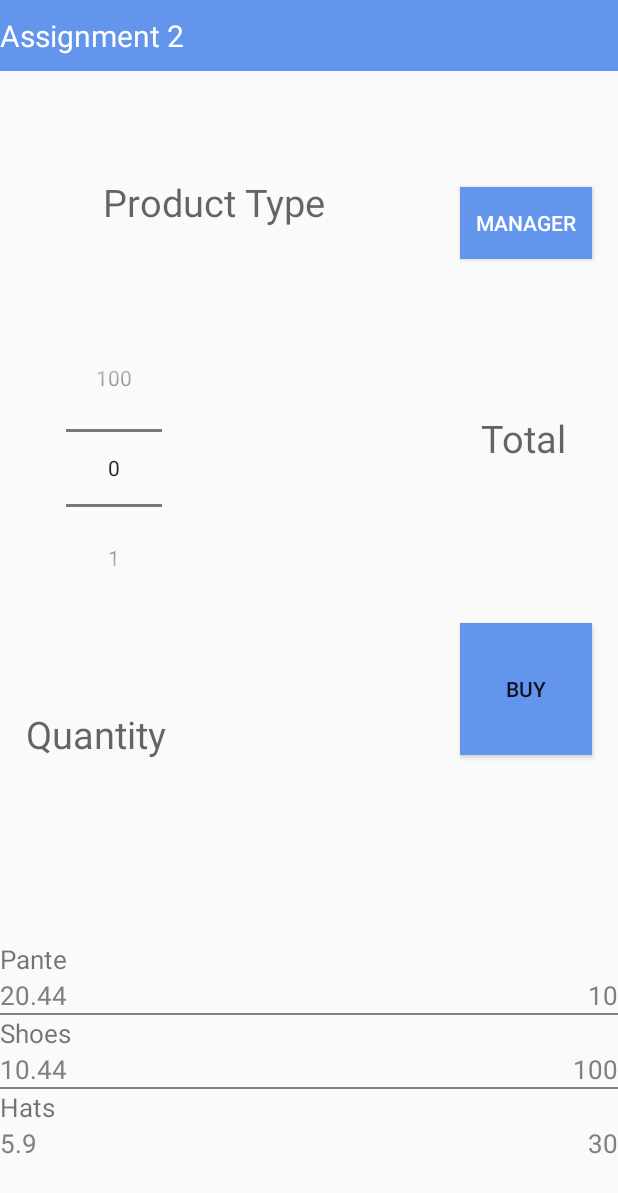
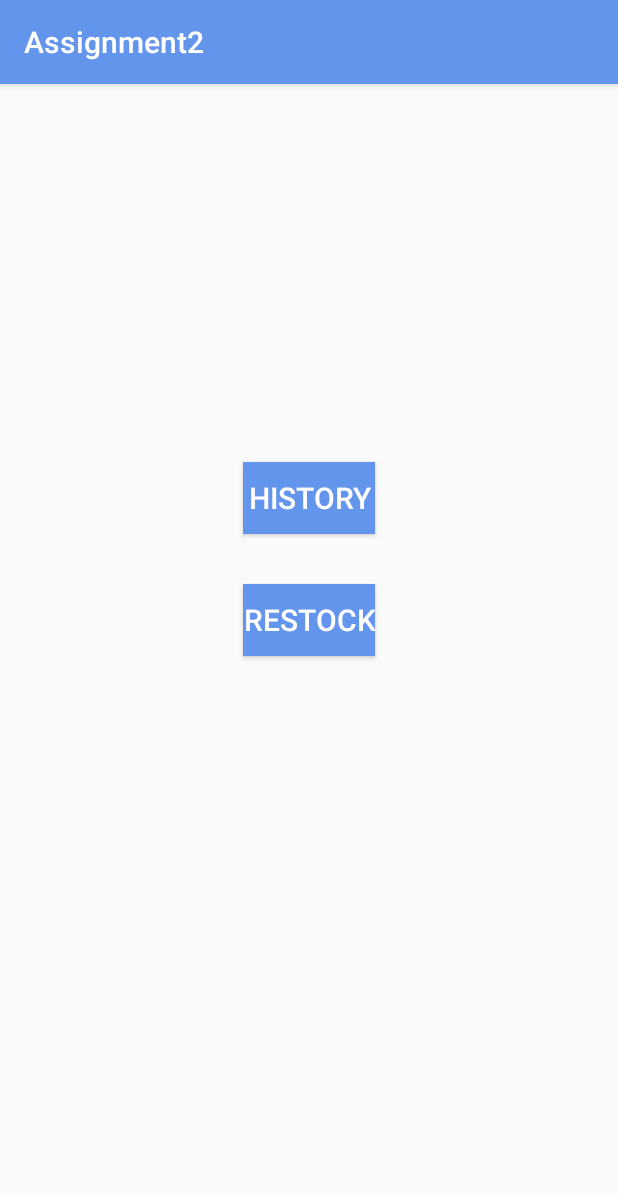
Before and after one commit to Tim0206C/mapA2, an Android app: the screen it shows after launch (MainActivity before the commit, Manager after it), after a tap on "MANAGER", on a phone screen of 412 x 824 dp. Shown: the top 1193 px of the screen. Run offline under Robolectric (Android 15) with nearby library versions, the phone set to English and light mode, and no system bars.

```diff
--- a/app/src/main/java/com/example/assignment2/MainActivity.java
+++ b/app/src/main/java/com/example/assignment2/MainActivity.java
@@ -3,10 +3,10 @@ package com.example.assignment2;
 import androidx.appcompat.app.AlertDialog;
 import androidx.appcompat.app.AppCompatActivity;
 
+import android.annotation.SuppressLint;
+import android.content.Intent;
 import android.os.Bundle;
-import android.util.Log;
 import android.view.View;
-import android.widget.AdapterView;
 import android.widget.Button;
 import android.widget.ListView;
 import android.widget.NumberPicker;
@@ -27,6 +27,8 @@ public class MainActivity extends AppCompatActivity implements View.OnClickListe
     Product selected;
     HistoryManager historyManager;
     ProductsManager productsManager;
+
+    ProductListAdapter adapter;
 
     Button manager;
     Button buy;
@@ -73,7 +75,7 @@ public class MainActivity extends AppCompatActivity implements View.OnClickListe
         productAdapterList = findViewById(R.id.productList);
          products = productsManager.products;
 
-        ProductListAdapter adapter = new ProductListAdapter(products,this);
+        adapter = new ProductListAdapter(products,this);
         productAdapterList.setAdapter(adapter);
         productAdapterList.setOnItemClickListener((adapterView, view, position, l) -> {
             selected = (Product) adapterView.getItemAtPosition(position);
@@ -81,13 +83,13 @@ public class MainActivity extends AppCompatActivity implements View.OnClickListe
 
             //check the quantity is selected or not
             if(quantity.getText().toString().matches("^[0-9]$|^[1-9][0-9]$|^(100)$")){
-                Log.d("ssss","SSs"+quantity.getText().toString());
+
                 double amount =Double.parseDouble(String.valueOf((float)(selected.getPrice() *Integer.parseInt(quantity.getText().toString())))) ;
                 //double amount =selected.getPrice() *Integer.parseInt(quantity.getText().toString());
                 total.setText(String.valueOf(amount));
                 ready = true;
             }else{
-                total.setText(String.valueOf("0"));
+                total.setText("0");
             }
             productType.setText(name);
 
@@ -95,12 +97,15 @@ public class MainActivity extends AppCompatActivity implements View.OnClickListe
     }
 
 
+    @SuppressLint("SetTextI18n")
     @Override
     public void onClick(View view) {
         int id = view.getId();
         switch (id){
             case R.id.manager:
-                //do manager
+                //open the manager activity
+                Intent intent =new Intent(this,Manager.class);
+                startActivity(intent);
                 break;
             case R.id.buy:
                 if(ready){
@@ -117,10 +122,14 @@ public class MainActivity extends AppCompatActivity implements View.OnClickListe
                     builder.show();
 
                     //reset the product adapter to show the quantity
-                    ProductListAdapter adapter = new ProductListAdapter(productsManager.products,this);
-                    productAdapterList.setAdapter(adapter);
+                    adapter.notifyDataSetChanged();
 
-                    ((MyApp)getApplication()).selectedProduct = new Product();
+                    //((MyApp)getApplication()).selectedProduct = new Product();
+                    //reset the data to next purchase
+                    selected = new Product();
+                    ready = false;
+                    productType.setText("Product Type");
+                    quantity.setText("Total");
 
                 }else{
                     Toast.makeText(this,"All fields are required!!!", Toast.LENGTH_LONG).show();
--- /dev/null
+++ b/app/src/main/java/com/example/assignment2/Manager.java
@@ -0,0 +1,42 @@
+package com.example.assignment2;
+
+import androidx.appcompat.app.AppCompatActivity;
+
+import android.content.Intent;
+import android.os.Bundle;
+import android.view.View;
+import android.widget.Button;
+
+public class Manager extends AppCompatActivity implements View.OnClickListener {
+Button historyBtn;
+Button restockBtn;
+
+    @Override
+    protected void onCreate(Bundle savedInstanceState) {
+        super.onCreate(savedInstanceState);
+        setContentView(R.layout.activity_manager);
+
+        historyBtn = findViewById(R.id.historyBtn);
+        historyBtn.setOnClickListener(this);
+        restockBtn=findViewById(R.id.restockBtn);
+        restockBtn.setOnClickListener(this);
+
+    }
+
+    @Override
+    public void onClick(View view) {
+        int id = view.getId();
+        Intent intent;
+        switch (id){
+            case R.id.historyBtn:
+                //open the History activity
+                intent =new Intent(this,History.class);
+                startActivity(intent);
+                break;
+            case R.id.restockBtn:
+                intent =new Intent(this,Restock.class);
+                startActivity(intent);
+                break;
+        }
+    }
+}
--- a/app/src/main/res/layout/activity_main.xml
+++ b/app/src/main/res/layout/activity_main.xml
@@ -6,21 +6,6 @@
     android:layout_width="match_parent"
     android:layout_height="match_parent"
     tools:context=".MainActivity">
-
-    <TextView
-        android:layout_width="0dp"
-        android:layout_height="wrap_content"
-        android:text="@string/assignment_2"
-        app:layout_constraintHorizontal_bias="0.0"
-        app:layout_constraintLeft_toLeftOf="parent"
-        app:layout_constraintRight_toRightOf="parent"
-        app:layout_constraintTop_toTopOf="parent"
-        android:background="@color/CornflowerBlue"
-        android:textColor="@color/white"
-        android:textSize="20sp"
-        android:paddingTop="10dp"
-        android:paddingBottom="10dp"
-        android:id="@+id/title"/>
 
     <androidx.constraintlayout.widget.Guideline
         android:id="@+id/guideline2"
@@ -46,7 +31,7 @@
         app:layout_constraintEnd_toStartOf="@+id/guideline3"
         app:layout_constraintHorizontal_bias="0.492"
         app:layout_constraintStart_toStartOf="parent"
-        app:layout_constraintTop_toBottomOf="@+id/title"
+        app:layout_constraintTop_toTopOf="parent"
         app:layout_constraintVertical_bias="0.13999999" />
 
     <Button
@@ -55,7 +40,7 @@
         app:layout_constraintBottom_toTopOf="@id/guideline2"
         app:layout_constraintEnd_toEndOf="parent"
         app:layout_constraintStart_toStartOf="@id/guideline3"
-        app:layout_constraintTop_toBottomOf="@id/title"
+        app:layout_constraintTop_toTopOf="parent"
         app:layout_constraintVertical_bias="0.16000003"
         android:background="@color/CornflowerBlue"
         android:text="@string/manager"
--- /dev/null
+++ b/app/src/main/res/layout/activity_manager.xml
@@ -0,0 +1,38 @@
+<?xml version="1.0" encoding="utf-8"?>
+<androidx.constraintlayout.widget.ConstraintLayout
+    xmlns:android="http://schemas.android.com/apk/res/android"
+    xmlns:app="http://schemas.android.com/apk/res-auto"
+    xmlns:tools="http://schemas.android.com/tools"
+    android:layout_width="match_parent"
+    android:layout_height="match_parent"
+    tools:context=".Manager">
+
+
+    <Button
+        android:id="@+id/historyBtn"
+        android:layout_width="wrap_content"
+        android:layout_height="wrap_content"
+        android:background="@color/CornflowerBlue"
+        android:text="History"
+        android:textColor="@color/white"
+        android:textSize="20sp"
+        app:layout_constraintBottom_toBottomOf="parent"
+        app:layout_constraintEnd_toEndOf="parent"
+        app:layout_constraintStart_toStartOf="parent"
+        app:layout_constraintTop_toTopOf="parent"
+        app:layout_constraintVertical_bias="0.35000002" />
+
+    <Button
+        android:id="@+id/restockBtn"
+        android:layout_width="wrap_content"
+        android:layout_height="wrap_content"
+        android:background="@color/CornflowerBlue"
+        android:text="Restock"
+        android:textColor="@color/white"
+        android:textSize="20sp"
+        app:layout_constraintBottom_toBottomOf="parent"
+        app:layout_constraintEnd_toEndOf="parent"
+        app:layout_constraintStart_toStartOf="parent"
+        app:layout_constraintTop_toBottomOf="@+id/historyBtn"
+        app:layout_constraintVertical_bias="0.07999998" />
+</androidx.constraintlayout.widget.ConstraintLayout>
--- a/app/src/main/res/values/strings.xml
+++ b/app/src/main/res/values/strings.xml
@@ -5,4 +5,7 @@
     <string name="manager">MANAGER</string>
     <string name="total">Total</string>
     <string name="quantity">Quantity</string>
+    <string name="enter_new_quantity">Enter New Quantity</string>
+    <string name="ok">OK</string>
+    <string name="cancel">CANCEL</string>
 </resources>
--- a/app/src/main/res/values/themes.xml
+++ b/app/src/main/res/values/themes.xml
@@ -1,8 +1,8 @@
 <resources xmlns:tools="http://schemas.android.com/tools">
     <!-- Base application theme. -->
-    <style name="Theme.Assignment2" parent="Theme.AppCompat.DayNight.NoActionBar">
+    <style name="Theme.Assignment2" parent="Theme.AppCompat.DayNight.DarkActionBar">
         <!-- Primary brand color. -->
-        <item name="colorPrimary">@color/purple_500</item>
+        <item name="colorPrimary">@color/CornflowerBlue</item>
         <item name="colorPrimaryVariant">@color/purple_700</item>
         <item name="colorOnPrimary">@color/white</item>
         <!-- Secondary brand color. -->
```
Also changed, not shown: app/src/main/AndroidManifest.xml (+27 -1 lines), app/src/main/java/com/example/assignment2/Detail.java (added, +34 -0 lines), app/src/main/java/com/example/assignment2/History.java (+23 -3 lines), app/src/main/java/com/example/assignment2/HistoryAdapter.java (+45 -1 lines), app/src/main/java/com/example/assignment2/ProductsManager.java (+10 -0 lines), app/src/main/java/com/example/assignment2/Restock.java (added, +73 -0 lines), app/src/main/res/layout/activity_detail.xml (added, +40 -0 lines), app/src/main/res/layout/activity_history.xml (+2 -5 lines), app/src/main/res/layout/activity_restock.xml (added, +71 -0 lines).
